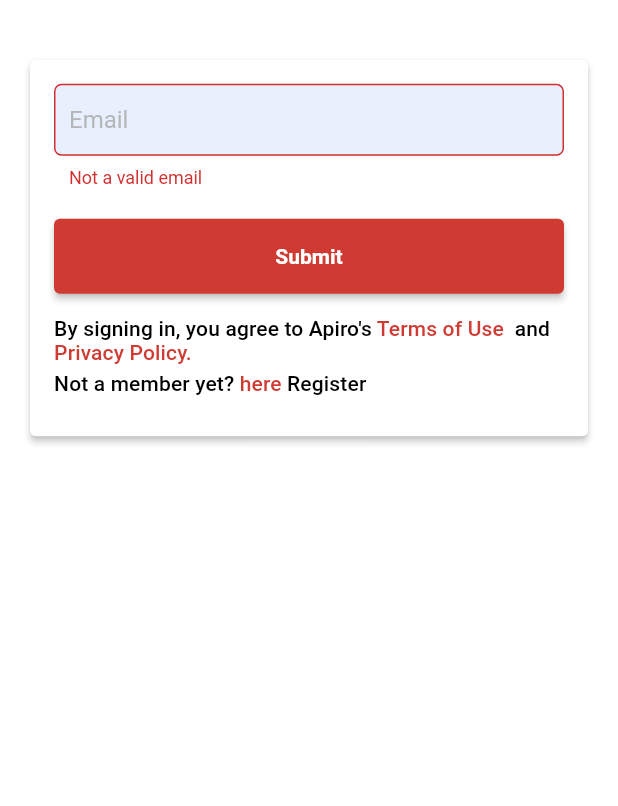
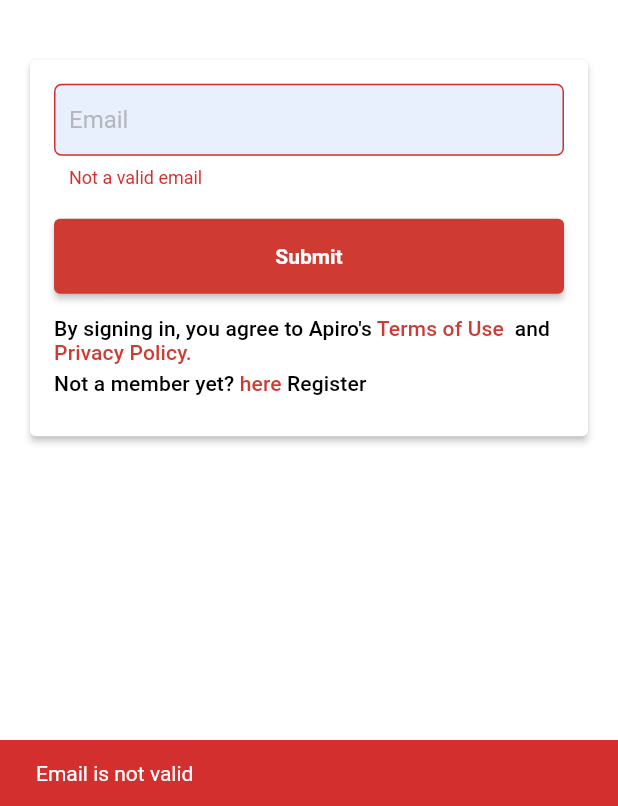
Before and after one commit to redapiro/apiro_flutter_auth, a Flutter app: the screen it shows after launch, after a tap on "Sign In", after a tap on "Forgot Password", after a tap on "Submit", on a phone screen of 412 x 824 dp, the part 430-1236 px from its top. Run offline on Flutter 3.47's test engine with Material 2 defaults, Android fonts, the phone set to English and light mode, and no system bars; our stand-ins replace cached_network_image, image_picker.

```diff
--- a/lib/widget/forgot_password/forgot_password_form.dart
+++ b/lib/widget/forgot_password/forgot_password_form.dart
@@ -1,18 +1,31 @@
+import 'dart:async';
+
 import 'package:flutter/material.dart';
 import 'package:user_authentication/support_files/common_widgets/adaptive/adaptive_elevated_button.dart';
 import 'package:user_authentication/support_files/common_widgets/adaptive/text_field/app_text_field.dart';
 
-class ForgotPasswordScreen extends StatelessWidget {
-  ForgotPasswordScreen(
-      {required this.isLoading, required this.onForgotPassword});
+class ForgotPasswordScreen extends StatefulWidget {
+  ForgotPasswordScreen({required this.onForgotPassword});
 
+  Function(String, Completer) onForgotPassword;
+
+  @override
+  _ForgotPasswordScreenState createState() => _ForgotPasswordScreenState();
+}
+
+class _ForgotPasswordScreenState extends State<ForgotPasswordScreen> {
   final _formKey = GlobalKey<FormState>();
+
   dynamic? _userImageFile;
-  final bool isLoading;
+
   var _userEmail = '';
+
   late BuildContext context;
-  Function(String) onForgotPassword;
+
   late ThemeData _themeData;
+
+  late Completer forgotPasswordCompleter;
+  bool isLoading = false;
 
   @override
   Widget build(BuildContext context) {
@@ -49,8 +62,22 @@
   void _trySubmit() {
     final isValid = _formKey.currentState!.validate();
     FocusScope.of(this.context).unfocus();
+    print("forgot pas should load");
     if (isValid) {
-      this.onForgotPassword(_userEmail);
+      forgotPasswordCompleter = Completer();
+      this.isLoading = true;
+      forgotPasswordCompleter.future.whenComplete(() {
+        this.isLoading = false;
+        setState(() {});
+      });
+      this.widget.onForgotPassword(_userEmail, forgotPasswordCompleter);
+    } else {
+      ScaffoldMessenger.of(context).showSnackBar(
+        SnackBar(
+          content: Text("Email is not valid"),
+          backgroundColor: Theme.of(context).errorColor,
+        ),
+      );
     }
   }
 }
--- a/lib/widget/login/login_form.dart
+++ b/lib/widget/login/login_form.dart
@@ -29,7 +29,7 @@
 
   final bool isLoading;
   final Widget? imageWidget;
-  final Function(String) onForgotPassword;
+  final Function(String, Completer) onForgotPassword;
   final Function(Completer)? onGoogleSignInClick;
   final Function(Completer)? onAppleSignInClick;
   final Function(Completer)? onMicrosoftSignInClick;
@@ -195,8 +195,9 @@
   Widget _getAuthForm() {
     if (_isForgotPassword) {
       return ForgotPasswordScreen(
-        isLoading: widget.isLoading,
-        onForgotPassword: widget.onForgotPassword,
+        onForgotPassword: (email, completer) {
+          widget.onForgotPassword(email, completer);
+        },
       );
     }
 
@@ -364,25 +365,16 @@
   }
 
   Widget _getDebugDemoUserButton() {
-    if (widget.isLoginWithApiroVisible ?? false) {
-      if (isLoginWithApiroLoading) return CircularProgressIndicator();
-      return AdaptiveElevatedButton(
-        text: "Login With Apiro",
-        onPressed: () {
-          this.loginWithApiroCompleter = Completer();
-          this.isLoginWithApiroLoading = true;
-          this.loginWithApiroCompleter.future.whenComplete(() {
-            setState(() {
-              this.isLoginWithApiroLoading = false;
-            });
-          });
-          widget.onLoginWithApiroClick!(this.loginWithApiroCompleter);
-          setState(() {});
-        },
-      );
-    } else {
-      return Container();
-    }
+    return SocialButtonWidget(
+      onButtonPress: (completer) {
+        if (widget.onLoginWithApiroClick != null) {
+          widget.onLoginWithApiroClick!(completer);
+        }
+      },
+      title: "Sign In With Apiro",
+      isAvailable: (widget.isLoginWithApiroVisible ?? false),
+      imagePath: "assets/images/apiro_logo.png",
+    );
   }
 
   void _onForgotPasswordTap() {
--- a/lib/widget/login/login_screen.dart
+++ b/lib/widget/login/login_screen.dart
@@ -92,9 +92,7 @@
       body: LoginForm(
         _submitLoginForm,
         _isLoading,
-        (email) {
-          widget.onForgotPassword(email, signupLoginCompleter);
-        },
+        widget.onForgotPassword,
         imageWidget: widget.imageWidget,
         onGoogleSignInClick: widget.onGoogleSignInClick,
         onAppleSignInClick: widget.onAppleSignInClick,
```
